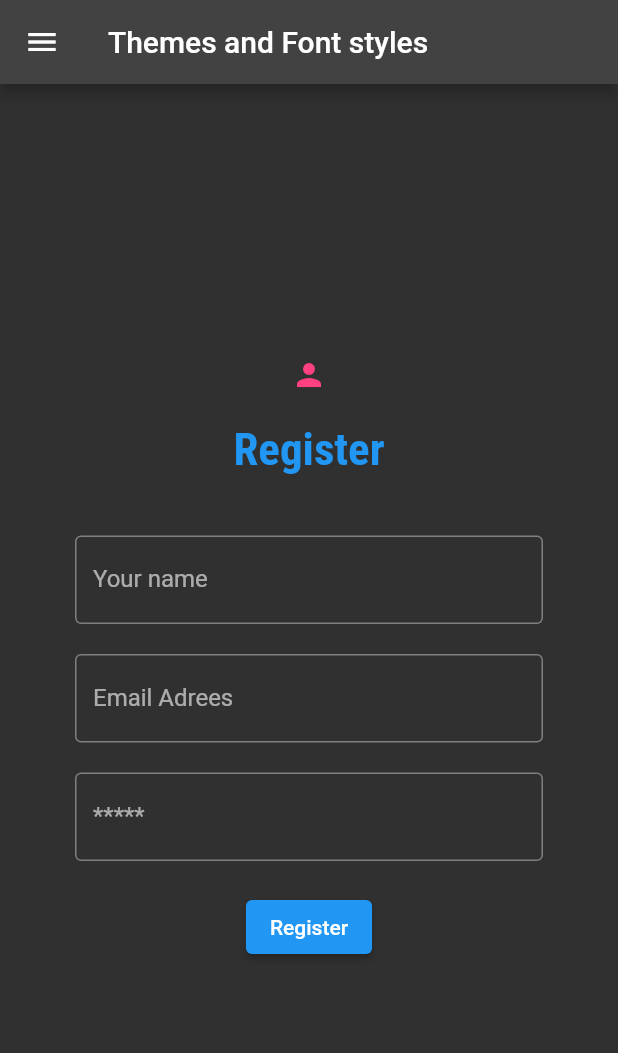
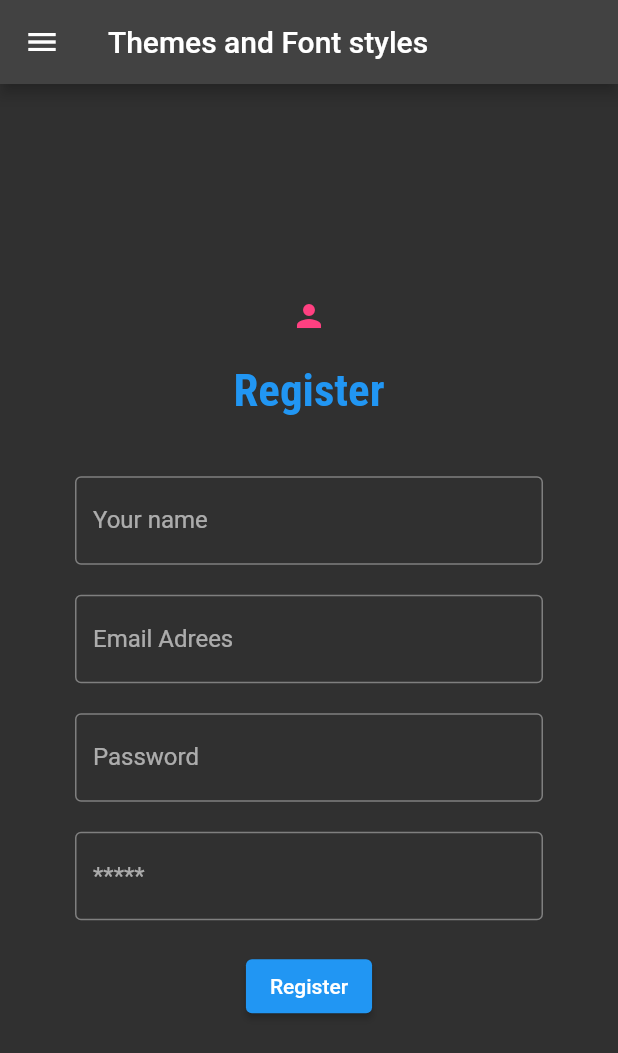
Before and after one commit to Mercyiba/evaluacion_mer, a Flutter app: the screen it shows after launch, on a phone screen of 412 x 824 dp. Shown: the top 1053 px of the screen. Run offline on Flutter 3.47's test engine with Material 2 defaults, Android fonts, the phone set to English and light mode, and no system bars.

Commit message:
update box

```diff
--- a/lib/pages/inicio.dart
+++ b/lib/pages/inicio.dart
@@ -41,7 +41,18 @@ class Inicio extends StatelessWidget{
              ),
            ),
          ),
+         SizedBox(height: 20,),
+         Padding(
+           padding: const EdgeInsets.only(left: 50, right: 50),
+           child: TextField(
+             obscureText: true,
+             decoration: InputDecoration(
+               border: OutlineInputBorder(),
+               labelText: 'Password',
 
+             ),
+           ),
+         ),
          SizedBox(height: 20,),
          Padding(
            padding: const EdgeInsets.only(left: 50, right: 50),
```
